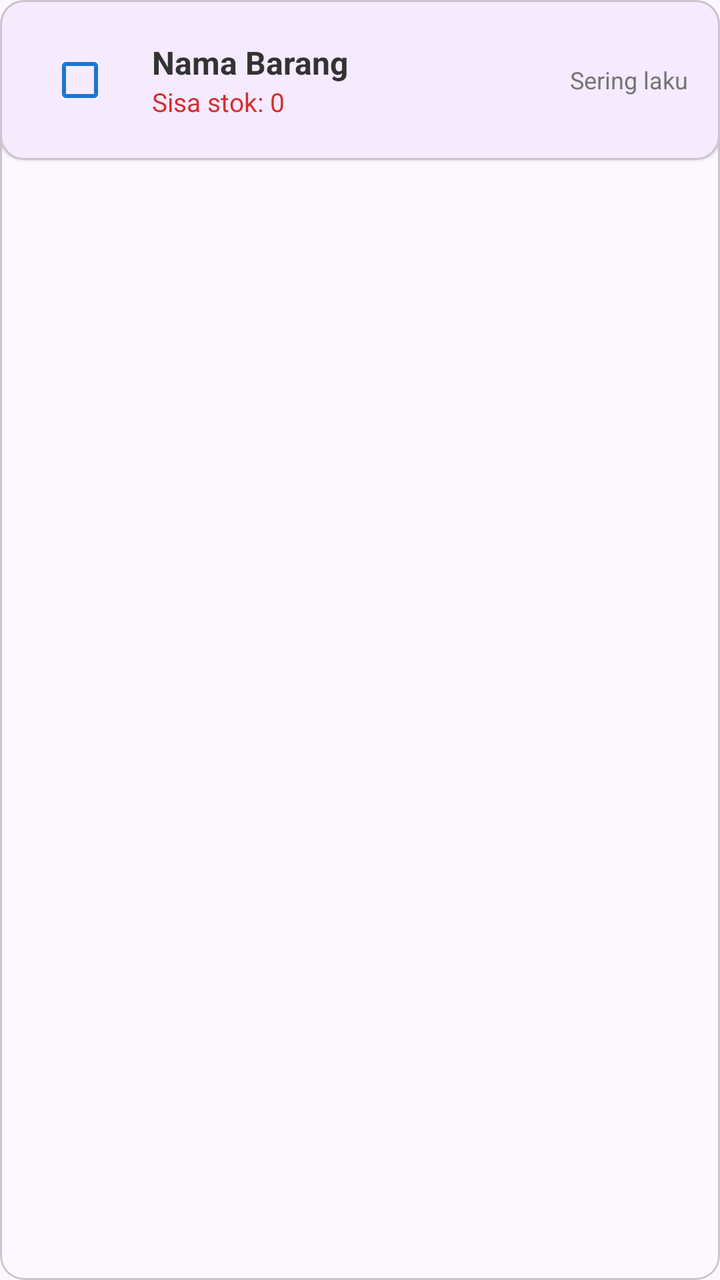
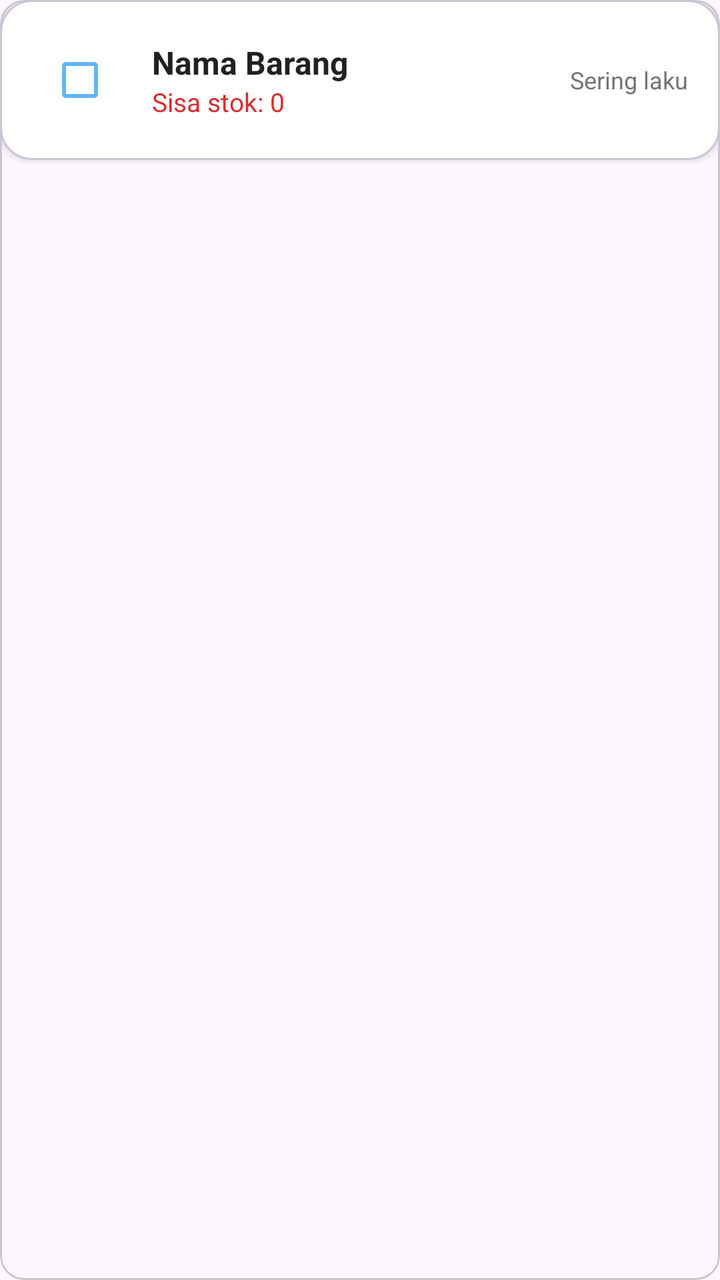

An Android layout rendered at two revisions. The XML below is the earlier revision; the diff shows what the commit changed to produce the second picture.
<!-- AndroidManifest.xml: application theme Theme.WarungKu -->
<!-- res/layout/item_shopping.xml -->
<com.google.android.material.card.MaterialCardView xmlns:android="http://schemas.android.com/apk/res/android"
    xmlns:app="http://schemas.android.com/apk/res-auto"
    android:layout_width="match_parent"
    android:layout_height="wrap_content"
    android:layout_marginBottom="8dp">

    <com.google.android.material.card.MaterialCardView
        android:layout_width="match_parent"
        android:layout_height="wrap_content"
        android:layout_marginBottom="8dp"
        app:cardElevation="1dp"
        app:cardCornerRadius="12dp">

        <LinearLayout
            android:layout_width="match_parent"
            android:layout_height="wrap_content"
            android:orientation="horizontal"
            android:padding="16dp"
            android:gravity="center_vertical">

            <CheckBox
                android:id="@+id/checkbox"
                android:layout_width="wrap_content"
                android:layout_height="wrap_content"
                android:buttonTint="#1976D2"/>

            <LinearLayout
                android:layout_width="0dp"
                android:layout_height="wrap_content"
                android:layout_weight="1"
                android:orientation="vertical"
                android:layout_marginStart="12dp">
                <TextView
                    android:id="@+id/tvName"
                    android:layout_width="wrap_content"
                    android:layout_height="wrap_content"
                    android:textSize="16sp"
                    android:textStyle="bold"
                    android:textColor="#333333"
                    android:text="Nama Barang"/>
                <TextView
                    android:id="@+id/tvStockInfo"
                    android:layout_width="wrap_content"
                    android:layout_height="wrap_content"
                    android:textSize="13sp"
                    android:textColor="#D32F2F"
                    android:text="Sisa stok: 0"/>
            </LinearLayout>

            <TextView
                android:id="@+id/tvSalesCount"
                android:layout_width="wrap_content"
                android:layout_height="wrap_content"
                android:textSize="12sp"
                android:textColor="#757575"
                android:gravity="end"
                android:text="Sering laku"/>

        </LinearLayout>
    </com.google.android.material.card.MaterialCardView>
</com.google.android.material.card.MaterialCardView>
<!-- resources referenced by this layout -->
<resources>
  <style name="Theme.WarungKu" parent="Theme.Material3.DayNight.NoActionBar">
          
          <item name="colorPrimary">@color/purple_500</item>
          
          <item name="colorSecondary">@color/teal_200</item>
          
          <item name="android:statusBarColor">@color/purple_700</item>
          
      </style>
  <color name="purple_500">#FF6200EE</color>
  <color name="teal_200">#FF03DAC5</color>
  <color name="purple_700">#3700B3</color>
</resources>

<!-- the commit's change to res/layout/item_shopping.xml (unified diff, before → after) -->
@@ -8,8 +8,9 @@
         android:layout_width="match_parent"
         android:layout_height="wrap_content"
         android:layout_marginBottom="8dp"
-        app:cardElevation="1dp"
-        app:cardCornerRadius="12dp">
+        app:cardElevation="2dp"
+        app:cardCornerRadius="16dp"
+        app:cardBackgroundColor="@color/background">
 
         <LinearLayout
             android:layout_width="match_parent"
@@ -22,7 +23,7 @@
                 android:id="@+id/checkbox"
                 android:layout_width="wrap_content"
                 android:layout_height="wrap_content"
-                android:buttonTint="#1976D2"/>
+                app:buttonTint="@color/accent"/>
 
             <LinearLayout
                 android:layout_width="0dp"
@@ -36,14 +37,14 @@
                     android:layout_height="wrap_content"
                     android:textSize="16sp"
                     android:textStyle="bold"
-                    android:textColor="#333333"
+                    android:textColor="@color/text_primary"
                     android:text="Nama Barang"/>
                 <TextView
                     android:id="@+id/tvStockInfo"
                     android:layout_width="wrap_content"
                     android:layout_height="wrap_content"
                     android:textSize="13sp"
-                    android:textColor="#D32F2F"
+                    android:textColor="@color/error"
                     android:text="Sisa stok: 0"/>
             </LinearLayout>
 
@@ -52,7 +53,7 @@
                 android:layout_width="wrap_content"
                 android:layout_height="wrap_content"
                 android:textSize="12sp"
-                android:textColor="#757575"
+                android:textColor="@color/text_secondary"
                 android:gravity="end"
                 android:text="Sering laku"/>
 
<!-- resource entries referenced after the edit -->
@@ -1,16 +1,20 @@
 <!-- resources referenced by this layout -->
 <resources>
+  <color name="accent">#64B5F6</color>
+  <color name="background">#FFFFFF</color>
+  <color name="error">#D32F2F</color>
+  <color name="text_primary">#212121</color>
+  <color name="text_secondary">#757575</color>
   <style name="Theme.WarungKu" parent="Theme.Material3.DayNight.NoActionBar">
           
-          <item name="colorPrimary">@color/purple_500</item>
+          <item name="colorPrimary">@color/primary</item>
           
-          <item name="colorSecondary">@color/teal_200</item>
+          <item name="colorSecondary">@color/accent</item>
           
-          <item name="android:statusBarColor">@color/purple_700</item>
+          <item name="android:statusBarColor">@color/primary_dark</item>
           
       </style>
-  <color name="purple_500">#FF6200EE</color>
-  <color name="teal_200">#FF03DAC5</color>
-  <color name="purple_700">#3700B3</color>
+  <color name="primary">#2E7D32</color>
+  <color name="primary_dark">#1B5E20</color>
 </resources>
 
